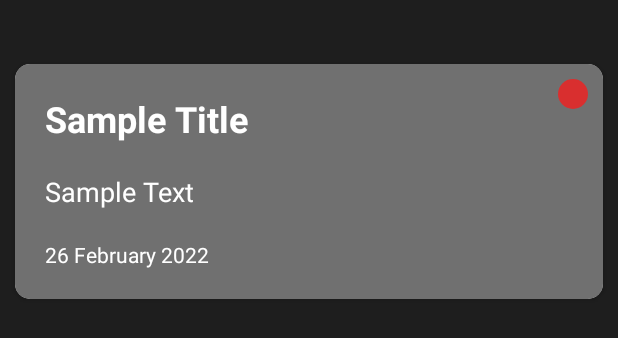
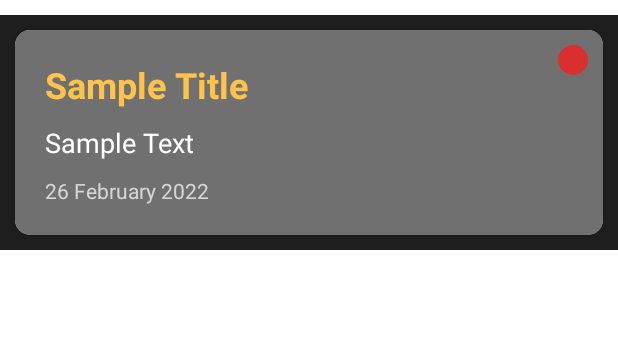
Before and after one commit to Aasif462/Notes-App, an Android app: the layout item_notes.xml on its own in the app's theme, with its tools: preview values and no code run, on a phone screen of 412 x 824 dp. Shown: the top 338 px of the screen. Run offline under Robolectric (Android 15) with nearby library versions, the phone set to English and light mode, and no system bars.

Commit message:
Create + Display Notes Completed

```diff
--- a/app/build.gradle
+++ b/app/build.gradle
@@ -4,6 +4,7 @@ plugins {
     id 'kotlin-kapt'
     id 'kotlin-parcelize'
 }
+
 
 android {
     compileSdk 32
--- a/app/src/main/res/layout/delete_dialog.xml
+++ b/app/src/main/res/layout/delete_dialog.xml
@@ -26,7 +26,7 @@
         android:textStyle="bold" />
 
     <TextView
-        android:id="@+id/textView6"
+        android:id="@+id/noBtn"
         android:layout_width="match_parent"
         android:layout_height="wrap_content"
         android:layout_marginStart="20dp"
@@ -41,7 +41,7 @@
         android:textStyle="bold" />
 
     <TextView
-        android:id="@+id/textView8"
+        android:id="@+id/yesBtn"
         android:layout_width="match_parent"
         android:layout_height="wrap_content"
         android:layout_marginStart="20dp"
--- a/app/src/main/res/layout/fragment_home.xml
+++ b/app/src/main/res/layout/fragment_home.xml
@@ -13,6 +13,7 @@
         android:layout_height="match_parent">
 
         <androidx.recyclerview.widget.RecyclerView
+            android:id="@+id/recView"
             android:layout_width="match_parent"
             android:layout_height="match_parent"
             app:layout_constraintBottom_toBottomOf="parent"
--- a/app/src/main/res/layout/item_notes.xml
+++ b/app/src/main/res/layout/item_notes.xml
@@ -3,10 +3,12 @@
     xmlns:app="http://schemas.android.com/apk/res-auto"
     xmlns:tools="http://schemas.android.com/tools"
     android:layout_width="match_parent"
-    android:layout_height="match_parent"
+    android:layout_height="wrap_content"
+    android:layout_marginTop="10dp"
     android:background="#1E1E1E">
 
     <androidx.cardview.widget.CardView
+        android:id="@+id/cardView"
         android:layout_width="0dp"
         android:layout_height="wrap_content"
         android:layout_margin="10dp"
@@ -27,37 +29,40 @@
             android:padding="10dp">
 
             <TextView
-                android:id="@+id/textView3"
+                android:id="@+id/notes_title"
                 android:layout_width="wrap_content"
                 android:layout_height="wrap_content"
                 android:layout_margin="10dp"
                 android:maxLines="1"
                 android:text="Sample Title"
-                android:textColor="#FFFFFF"
+                android:textColor="@color/colorPrimary"
                 android:textSize="24sp"
                 android:textStyle="bold" />
 
             <TextView
-                android:id="@+id/textView5"
-                android:layout_width="wrap_content"
+                android:id="@+id/description"
+                android:layout_width="match_parent"
                 android:layout_height="match_parent"
-                android:layout_margin="10dp"
+                android:layout_marginStart="10dp"
+                android:layout_marginEnd="10dp"
+                android:maxLines="4"
                 android:text="Sample Text"
                 android:textColor="#FFFFFF"
                 android:textSize="18sp" />
 
             <TextView
-                android:id="@+id/textView7"
+                android:id="@+id/date"
                 android:layout_width="wrap_content"
                 android:layout_height="wrap_content"
                 android:layout_margin="10dp"
                 android:text="26 February 2022"
-                android:textColor="#FFFFFF"
+                android:textColor="#D6D6D6"
                 android:textSize="14sp" />
 
         </LinearLayout>
 
         <View
+            android:id="@+id/priority"
             android:layout_width="20dp"
             android:layout_height="20dp"
             android:layout_gravity="end"
--- a/app/src/main/res/navigation/nav_graph.xml
+++ b/app/src/main/res/navigation/nav_graph.xml
@@ -22,5 +22,8 @@
         <action
             android:id="@+id/action_createNotes_to_homeFragment"
             app:destination="@id/homeFragment" />
+        <argument
+            android:name="data"
+            app:argType="com.example.notesapp.Model.Notes" />
     </fragment>
 </navigation>
```
Also changed, not shown: app/src/main/java/com/example/notesapp/Adapter/NotesAdapter.kt (added, +75 -0 lines), app/src/main/java/com/example/notesapp/Database/Database.kt (+4 -4 lines), app/src/main/java/com/example/notesapp/Fragments/CreateNotes.kt (+16 -10 lines), app/src/main/java/com/example/notesapp/Fragments/HomeFragment.kt (+15 -0 lines), app/src/main/java/com/example/notesapp/Model/Notes.kt (+39 -6 lines), app/src/main/java/com/example/notesapp/ViewModel/NotesViewModel.kt (+2 -5 lines), build.gradle (line endings or trailing spaces).
